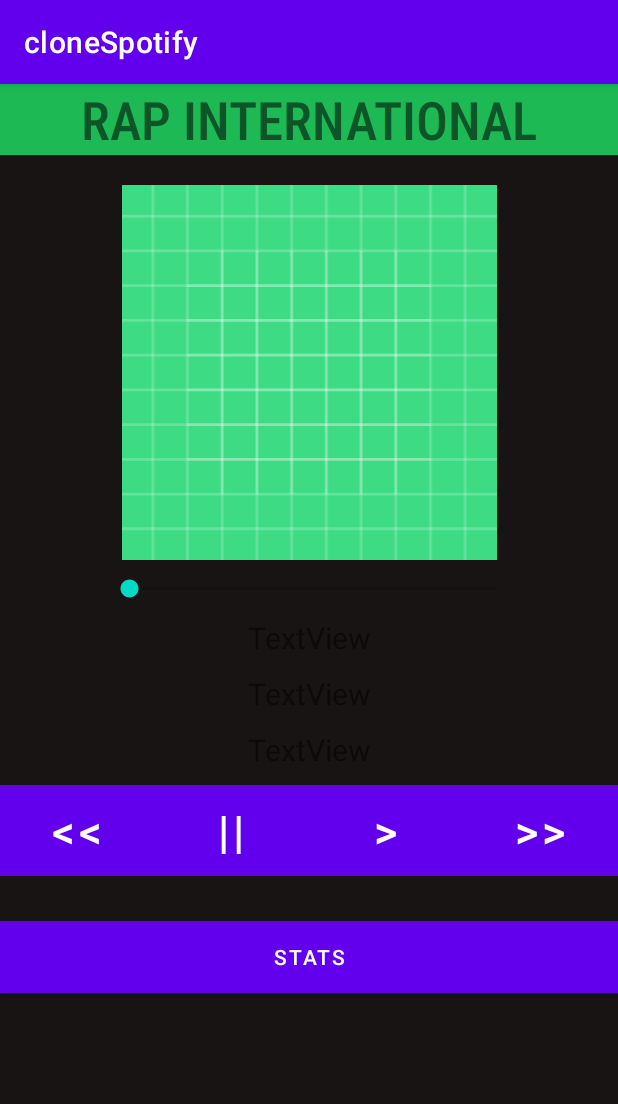
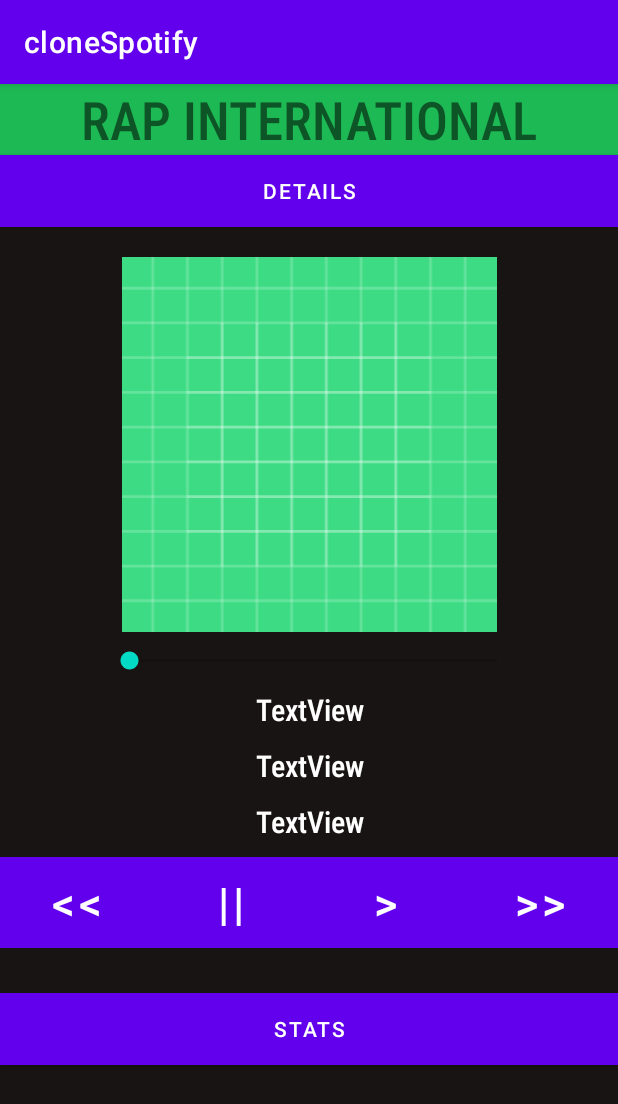
Before and after one commit to qRayne/Clone-Spotify, an Android app: the MainActivity screen opened directly, with no data from a screen before it, on a phone screen of 412 x 824 dp. Shown: the top 1104 px of the screen. Run offline under Robolectric (Android 15) with nearby library versions, the phone set to English and light mode, and no system bars; libraries missing offline, so code that uses them is left out: com.spotify.android, com.spotify.protocol; 2 statements that could not run were skipped.

Commit message:
finished coding session : 2 october 2022

```diff
--- a/Code/app/src/main/res/layout/activity_main.xml
+++ b/Code/app/src/main/res/layout/activity_main.xml
@@ -19,6 +19,13 @@
         android:textAlignment="center"
         android:textSize="35sp" />
 
+    <Button
+        android:id="@+id/buttonAfficherDetails"
+        android:layout_width="match_parent"
+        android:layout_height="wrap_content"
+        android:background="@color/green_spotify"
+        android:text="Details" />
+
     <ImageView
         android:id="@+id/imageViewCover"
         android:layout_width="match_parent"
@@ -37,8 +44,10 @@
         android:id="@+id/textViewTemps"
         android:layout_width="match_parent"
         android:layout_height="wrap_content"
+        android:fontFamily="sans-serif-condensed-medium"
         android:text="TextView"
         android:textAlignment="center"
+        android:textColor="#FFFFFF"
         android:textSize="20sp"
         android:translationY="40sp" />
 
@@ -46,8 +55,10 @@
         android:id="@+id/textViewArtiste"
         android:layout_width="match_parent"
         android:layout_height="wrap_content"
+        android:fontFamily="sans-serif-condensed-medium"
         android:text="TextView"
         android:textAlignment="center"
+        android:textColor="#FFFFFF"
         android:textSize="20sp"
         android:translationY="50sp" />
 
@@ -55,8 +66,10 @@
         android:id="@+id/textViewChanson"
         android:layout_width="match_parent"
         android:layout_height="wrap_content"
+        android:fontFamily="sans-serif-condensed-medium"
         android:text="TextView"
         android:textAlignment="center"
+        android:textColor="#FFFFFF"
         android:textSize="20sp"
         android:translationY="60sp" />
 
--- a/Code/app/src/main/res/layout/activity_start.xml
+++ b/Code/app/src/main/res/layout/activity_start.xml
@@ -50,6 +50,7 @@
             android:layout_height="wrap_content"
             android:layout_weight="1"
             android:background="@color/green_spotify"
+            android:fontFamily="sans-serif-condensed-medium"
             android:text="BEFORE" />
 
         <Button
@@ -58,6 +59,7 @@
             android:layout_height="wrap_content"
             android:layout_weight="1"
             android:background="#1DB954"
+            android:fontFamily="sans-serif-condensed-medium"
             android:text="AFTER" />
 
     </LinearLayout>
@@ -67,6 +69,7 @@
         android:layout_width="match_parent"
         android:layout_height="wrap_content"
         android:background="#1DB954"
+        android:fontFamily="sans-serif-condensed-medium"
         android:text="PLAY"
         android:translationY="100dp" />
 
@@ -75,6 +78,7 @@
         android:layout_width="match_parent"
         android:layout_height="wrap_content"
         android:background="#1DB954"
+        android:fontFamily="sans-serif-condensed-medium"
         android:text="History"
         android:translationY="130dp" />
 </LinearLayout>
```
Also changed, not shown: Code/app/src/main/java/com/example/clonespotify/Chanson.java (+19 -2 lines), Code/app/src/main/java/com/example/clonespotify/SpotifyDiffuseur.java (+30 -4 lines).
